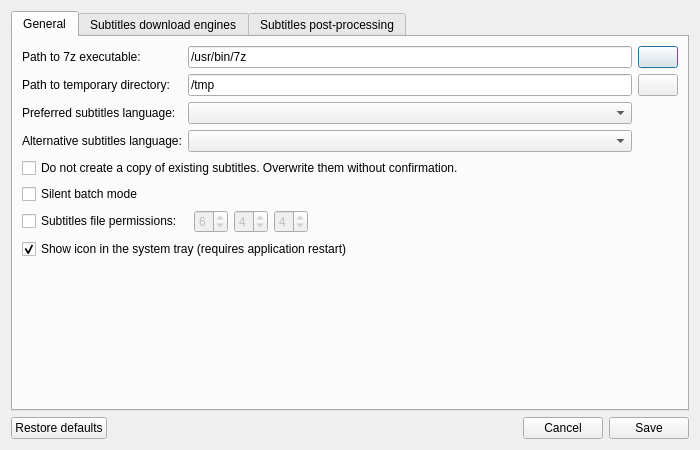
Above: gui/ui/frmoptions.ui from QNapi/qnapi before the change. Below: the same form after it.
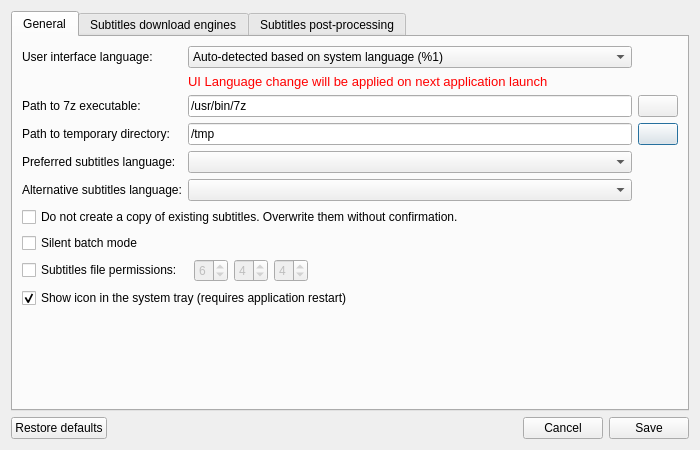
That is the form after the change. Icons and pictures are not drawn.

Commit message: configurable ui language changing

The edit to the form file:
```diff
--- a/gui/ui/frmoptions.ui
+++ b/gui/ui/frmoptions.ui
@@ -28,66 +28,74 @@
        <string>General</string>
       </attribute>
       <layout class="QGridLayout" name="gridLayout">
-       <item row="0" column="3">
-        <widget class="QPushButton" name="pb7zPathSelect">
-         <property name="text">
-          <string/>
+       <item row="10" column="0" colspan="3">
+        <spacer name="verticalSpacer">
+         <property name="orientation">
+          <enum>Qt::Vertical</enum>
          </property>
-         <property name="icon">
-          <iconset resource="../res/resources.qrc">
-           <normaloff>:/ui/folder.png</normaloff>:/ui/folder.png</iconset>
+         <property name="sizeHint" stdset="0">
+          <size>
+           <width>568</width>
+           <height>172</height>
+          </size>
          </property>
-        </widget>
-       </item>
-       <item row="4" column="0" colspan="3">
-        <widget class="QCheckBox" name="cbNoBackup">
-         <property name="text">
-          <string>Do not create a copy of existing subtitles. Overwrite them without confirmation.</string>
-         </property>
-        </widget>
-       </item>
-       <item row="3" column="1" colspan="2">
-        <widget class="QComboBox" name="cbLangBackup"/>
-       </item>
-       <item row="1" column="1" colspan="2">
-        <widget class="QLineEdit" name="leTmpPath">
-         <property name="text">
-          <string notr="true">/tmp</string>
-         </property>
-        </widget>
-       </item>
-       <item row="2" column="1" colspan="2">
-        <widget class="QComboBox" name="cbLang"/>
-       </item>
-       <item row="2" column="0">
-        <widget class="QLabel" name="lbLang">
-         <property name="text">
-          <string>Preferred subtitles language:</string>
-         </property>
-        </widget>
+        </spacer>
        </item>
        <item row="7" column="0" colspan="3">
-        <widget class="QCheckBox" name="cbShowDockIcon">
+        <widget class="QCheckBox" name="cbQuietBatch">
+         <property name="toolTip">
+          <string>Do not show any windows while retrieving subtitles in command-line</string>
+         </property>
+         <property name="toolTipDuration">
+          <number>5000</number>
+         </property>
          <property name="text">
-          <string>Show icon in the system tray (requires application restart)</string>
+          <string>Silent batch mode</string>
          </property>
-         <property name="checked">
-          <bool>true</bool>
+        </widget>
+       </item>
+       <item row="2" column="0">
+        <widget class="QLabel" name="lb7zPath">
+         <property name="text">
+          <string>Path to 7z executable:</string>
          </property>
         </widget>
        </item>
-       <item row="1" column="3">
-        <widget class="QPushButton" name="pbTmpPathSelect">
+       <item row="3" column="0">
+        <widget class="QLabel" name="lbTmpPath">
          <property name="text">
-          <string/>
+          <string>Path to temporary directory:</string>
          </property>
-         <property name="icon">
-          <iconset resource="../res/resources.qrc">
-           <normaloff>:/ui/folder.png</normaloff>:/ui/folder.png</iconset>
+        </widget>
+       </item>
+       <item row="2" column="1" colspan="2">
+        <widget class="QLineEdit" name="le7zPath">
+         <property name="text">
+          <string notr="true">/usr/bin/7z</string>
          </property>
+         <property name="cursorPosition">
+          <number>11</number>
+         </property>
+         <property name="readOnly">
+          <bool>false</bool>
+         </property>
         </widget>
        </item>
-       <item row="6" column="2">
+       <item row="5" column="0">
+        <widget class="QLabel" name="lbLangBackup">
+         <property name="text">
+          <string>Alternative subtitles language:</string>
+         </property>
+        </widget>
+       </item>
+       <item row="8" column="0" colspan="2">
+        <widget class="QCheckBox" name="cbChangePermissions">
+         <property name="text">
+          <string>Subtitles file permissions: </string>
+         </property>
+        </widget>
+       </item>
+       <item row="8" column="2">
         <layout class="QHBoxLayout" name="_2">
          <property name="spacing">
           <number>6</number>
@@ -149,73 +157,114 @@
          </item>
         </layout>
        </item>
-       <item row="6" column="0" colspan="2">
-        <widget class="QCheckBox" name="cbChangePermissions">
+       <item row="9" column="0" colspan="3">
+        <widget class="QCheckBox" name="cbShowDockIcon">
          <property name="text">
-          <string>Subtitles file permissions: </string>
+          <string>Show icon in the system tray (requires application restart)</string>
+         </property>
+         <property name="checked">
+          <bool>true</bool>
+         </property>
+        </widget>
+       </item>
+       <item row="3" column="3">
+        <widget class="QPushButton" name="pbTmpPathSelect">
+         <property name="text">
+          <string/>
+         </property>
+         <property name="icon">
+          <iconset resource="../res/resources.qrc">
+           <normaloff>:/ui/folder.png</normaloff>:/ui/folder.png</iconset>
+         </property>
+        </widget>
+       </item>
+       <item row="4" column="1" colspan="2">
+        <widget class="QComboBox" name="cbLang"/>
+       </item>
+       <item row="4" column="0">
+        <widget class="QLabel" name="lbLang">
+         <property name="text">
+          <string>Preferred subtitles language:</string>
+         </property>
+        </widget>
+       </item>
+       <item row="3" column="1" colspan="2">
+        <widget class="QLineEdit" name="leTmpPath">
+         <property name="text">
+          <string notr="true">/tmp</string>
+         </property>
+        </widget>
+       </item>
+       <item row="5" column="1" colspan="2">
+        <widget class="QComboBox" name="cbLangBackup"/>
+       </item>
+       <item row="2" column="3">
+        <widget class="QPushButton" name="pb7zPathSelect">
+         <property name="text">
+          <string/>
+         </property>
+         <property name="icon">
+          <iconset resource="../res/resources.qrc">
+           <normaloff>:/ui/folder.png</normaloff>:/ui/folder.png</iconset>
+         </property>
+        </widget>
+       </item>
+       <item row="6" column="0" colspan="3">
+        <widget class="QCheckBox" name="cbNoBackup">
+         <property name="text">
+          <string>Do not create a copy of existing subtitles. Overwrite them without confirmation.</string>
+         </property>
+        </widget>
+       </item>
+       <item row="0" column="0">
+        <widget class="QLabel" name="lbUiLanguage">
+         <property name="text">
+          <string>User interface language:</string>
          </property>
         </widget>
        </item>
        <item row="0" column="1" colspan="2">
-        <widget class="QLineEdit" name="le7zPath">
-         <property name="text">
-          <string notr="true">/usr/bin/7z</string>
-         </property>
-         <property name="cursorPosition">
-          <number>11</number>
-         </property>
-         <property name="readOnly">
-          <bool>false</bool>
-         </property>
+        <widget class="QComboBox" name="cbUiLanguage">
+         <item>
+          <property name="text">
+           <string>Auto-detected based on system language (%1)</string>
+          </property>
+         </item>
+         <item>
+          <property name="text">
+           <string comment="en">English</string>
+          </property>
+          <property name="icon">
+           <iconset resource="../res/resources.qrc">
+            <normaloff>:/languages/en.png</normaloff>:/languages/en.png</iconset>
+          </property>
+         </item>
+         <item>
+          <property name="text">
+           <string comment="pl">Polish</string>
+          </property>
+          <property name="icon">
+           <iconset resource="../res/resources.qrc">
+            <normaloff>:/languages/pl.png</normaloff>:/languages/pl.png</iconset>
+          </property>
+         </item>
         </widget>
        </item>
-       <item row="3" column="0">
-        <widget class="QLabel" name="lbLangBackup">
-         <property name="text">
-          <string>Alternative subtitles language:</string>
+       <item row="1" column="1" colspan="2">
+        <widget class="QLabel" name="lbUiLangChangeNotice">
+         <property name="font">
+          <font>
+           <pointsize>10</pointsize>
+          </font>
          </property>
-        </widget>
-       </item>
-       <item row="1" column="0">
-        <widget class="QLabel" name="lbTmpPath">
-         <property name="text">
-          <string>Path to temporary directory:</string>
+         <property name="styleSheet">
+          <string notr="true">color: red;</string>
          </property>
-        </widget>
-       </item>
-       <item row="0" column="0">
-        <widget class="QLabel" name="lb7zPath">
          <property name="text">
-          <string>Path to 7z executable:</string>
+          <string>UI Language change will be applied on next application launch</string>
          </property>
         </widget>
        </item>
-       <item row="5" column="0" colspan="3">
-        <widget class="QCheckBox" name="cbQuietBatch">
-         <property name="toolTip">
-          <string>Do not show any windows while retrieving subtitles in command-line</string>
-         </property>
-         <property name="toolTipDuration">
-          <number>5000</number>
-         </property>
-         <property name="text">
-          <string>Silent batch mode</string>
-         </property>
-        </widget>
-       </item>
-       <item row="8" column="0" colspan="3">
-        <spacer name="verticalSpacer">
-         <property name="orientation">
-          <enum>Qt::Vertical</enum>
-         </property>
-         <property name="sizeHint" stdset="0">
-          <size>
-           <width>568</width>
-           <height>172</height>
-          </size>
-         </property>
-        </spacer>
-       </item>
       </layout>
      </widget>
      <widget class="QWidget" name="tabDownloadEngines">
```
Left out of the diff: 47 changed lines with no effect on the pictures. The commit also changes 10 other files.
